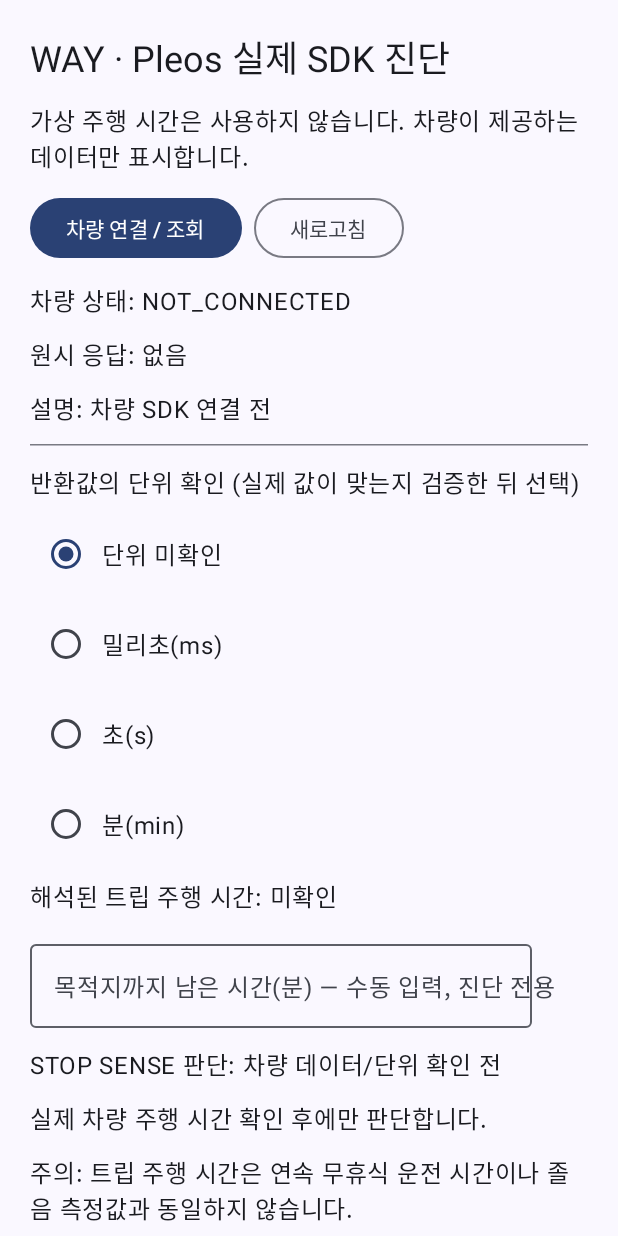
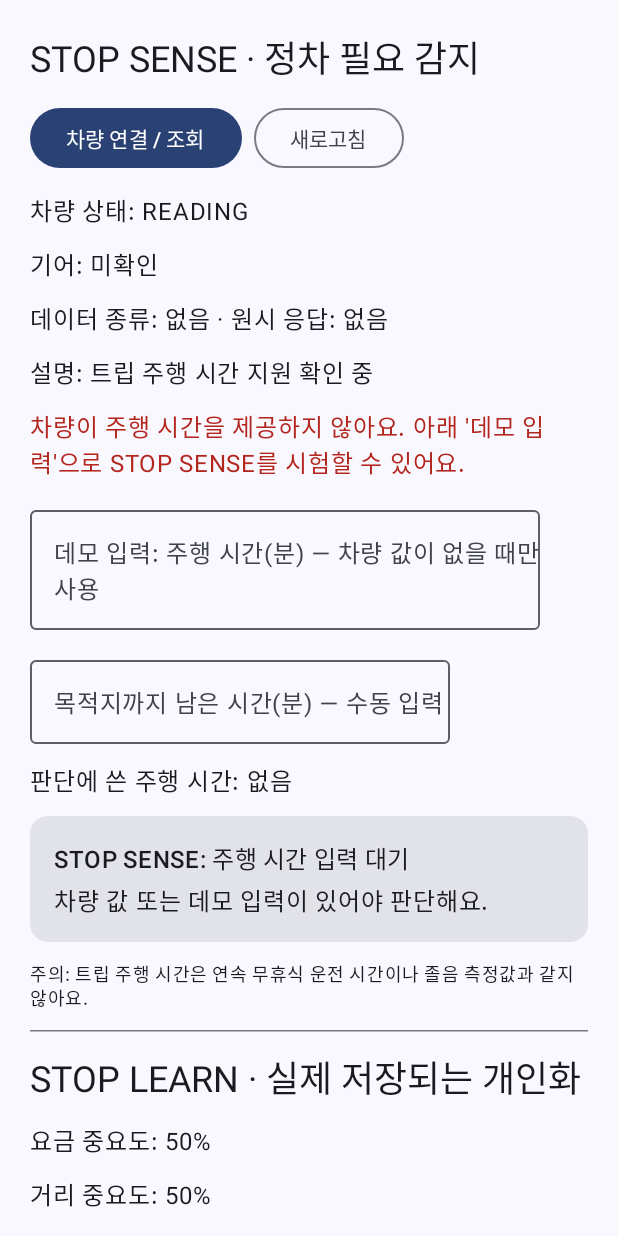
Before and after one commit to Yeonwoo-bear/Hyundai-Car-, an Android app built with Jetpack Compose: the composable WayPleosVehicleDiagnosticScreen shown on its own in the app's theme, on a phone screen of 412 x 824 dp. Run offline under Robolectric (Android 15) with nearby library versions, the phone set to English and light mode, and no system bars; libraries missing offline, so code that uses them is left out: ai.pleos.playground; 7 statements that could not run were skipped.

Commit message:
Fix STOP SENSE on vehicles without trip driving time
The Pleos emulator rejects TRIP_CURRENT_DRIVING_TIME with
ERROR_NOT_SUPPORTED_PROPERTY, so STOP SENSE always ended in ERROR.

- PleosVehicleReader: fall back current -> cumulative -> since-refill
  trip time, and read the gear (live listener) so P counts as parked
- Diagnostic screen: auto-connect, labeled demo input when the vehicle
  provides no driving time, STOP LEARN balanced/reset buttons, fix
  70%/29% weight display rounding

Co-Authored-By: Claude Opus 5.5 <noreply@anthropic.com>

```diff
--- a/app/src/main/java/com/way/app/diagnostics/WayPleosVehicleDiagnosticScreen.kt
+++ b/app/src/main/java/com/way/app/diagnostics/WayPleosVehicleDiagnosticScreen.kt
@@ -13,74 +13,138 @@ import com.way.app.learn.StopLearnRepository
 import com.way.app.sense.*
 
 /**
- * Dedicated diagnostic screen. UI teammate can replace with real WAY screen.
- * It intentionally has no fake driving-time fallback and does not auto-pop up while driving.
+ * STOP SENSE / STOP LEARN 화면.
+ * 차량이 트립 주행 시간을 제공하면 그 값만 사용하고,
+ * 제공하지 않는 환경(예: Pleos 에뮬레이터)에서는 '데모 입력'임을 명시한 수동 값으로 판단한다.
+ * 운전 중 자동 팝업은 하지 않는다.
  */
 @Composable
-fun WayPleosVehicleDiagnosticScreen() {
+fun WayPleosVehicleDiagnosticScreen(modifier: Modifier = Modifier) {
     val context = LocalContext.current.applicationContext
     var telemetry by remember { mutableStateOf(PleosTripReading()) }
     val reader = remember(context) { PleosVehicleReader(context) { telemetry = it } }
     DisposableEffect(reader) {
+        reader.connectAndRead() // 화면 진입 시 자동 연결
         onDispose { reader.close() }
     }
     var unit by remember { mutableStateOf(TripTimeUnit.UNCONFIRMED) }
-    var eta by remember { mutableStateOf("") } // Optional manual diagnostic input, NOT vehicle ETA
+    var eta by remember { mutableStateOf("") }          // 목적지까지 남은 시간 (수동, Navi 연동 전)
+    var demoMinutes by remember { mutableStateOf("") }  // 차량 값이 없을 때만 쓰는 데모 입력
+    var ignoreGear by remember { mutableStateOf(false) }
     val repo = remember(context) { StopLearnRepository(context) }
     var preference by remember { mutableStateOf(repo.getPreference()) }
-    var latestNote by remember { mutableStateOf("차량 데이터를 조회한 뒤 단위를 확인해 주세요.") }
-    val minutes = if (telemetry.status == ReadingStatus.OK) {
+    var historyCount by remember { mutableIntStateOf(repo.getHistory(50).size) }
+    var latestNote by remember { mutableStateOf("가격/거리 중 무엇이 더 중요한지 눌러 주세요.") }
+
+    val vehicleMinutes = if (telemetry.status == ReadingStatus.OK) {
         unit.minutesOrNull(telemetry.numericValue)
     } else null
+    val vehicleHasTripTime = telemetry.status == ReadingStatus.OK
+    val manualMinutes = demoMinutes.toIntOrNull()?.takeIf { it >= 0 }
+    val usingDemo = vehicleMinutes == null && manualMinutes != null
+    val minutes = vehicleMinutes ?: manualMinutes
     val destinationMinutes = eta.toIntOrNull()?.takeIf { it >= 0 }
-    val decision = minutes?.let { StopSenseEngine().assess(
-        DrivingContext(drivingMinutes = it, minutesToDestination = destinationMinutes)
-    ).copy(isDemoDecision = false) }
+    val parked = if (ignoreGear) false else telemetry.gear?.isParked == true
+    val decision = minutes?.let {
+        StopSenseEngine().assess(
+            DrivingContext(
+                drivingMinutes = it,
+                minutesToDestination = destinationMinutes,
+                isVehicleMoving = !parked
+            )
+        ).copy(isDemoDecision = usingDemo)
+    }
 
     Column(
-        Modifier.fillMaxSize().verticalScroll(rememberScrollState()).padding(20.dp),
+        modifier.fillMaxSize().verticalScroll(rememberScrollState()).padding(20.dp),
         verticalArrangement = Arrangement.spacedBy(12.dp)
     ) {
-        Text("WAY · Pleos 실제 SDK 진단", style = MaterialTheme.typography.headlineSmall)
-        Text("가상 주행 시간은 사용하지 않습니다. 차량이 제공하는 데이터만 표시합니다.")
+        Text("STOP SENSE · 정차 필요 감지", style = MaterialTheme.typography.headlineSmall)
         Row(horizontalArrangement = Arrangement.spacedBy(8.dp)) {
             Button(onClick = { reader.connectAndRead() }) { Text("차량 연결 / 조회") }
             OutlinedButton(onClick = { reader.refresh() }) { Text("새로고침") }
         }
         Text("차량 상태: ${telemetry.status}")
-        Text("원시 응답: ${telemetry.rawValue ?: "없음"}")
+        Text("기어: ${telemetry.gear?.caption ?: "미확인"}")
+        Text("데이터 종류: ${telemetry.source?.caption ?: "없음"} · 원시 응답: ${telemetry.rawValue ?: "없음"}")
         Text("설명: ${telemetry.detail}")
-        HorizontalDivider()
-        Text("반환값의 단위 확인 (실제 값이 맞는지 검증한 뒤 선택)")
-        TripTimeUnit.entries.forEach { choice ->
-            Row { RadioButton(selected = unit == choice, onClick = { unit = choice })
-                  Text(choice.caption, Modifier.padding(top = 12.dp)) }
+
+        if (vehicleHasTripTime) {
+            Text("반환값의 단위 확인 (실제 값이 맞는지 검증한 뒤 선택)")
+            TripTimeUnit.entries.forEach { choice ->
+                Row {
+                    RadioButton(selected = unit == choice, onClick = { unit = choice })
+                    Text(choice.caption, Modifier.padding(top = 12.dp))
+                }
+            }
+        } else {
+            Text(
+                "차량이 주행 시간을 제공하지 않아요. 아래 '데모 입력'으로 STOP SENSE를 시험할 수 있어요.",
+                color = MaterialTheme.colorScheme.error
+            )
         }
-        Text("해석된 트립 주행 시간: ${minutes?.let { "$it 분" } ?: "미확인"}")
+        OutlinedTextField(
+            value = demoMinutes,
+            onValueChange = { demoMinutes = it.filter(Char::isDigit).take(4) },
+            enabled = vehicleMinutes == null,
+            label = { Text("데모 입력: 주행 시간(분) — 차량 값이 없을 때만 사용") }
+        )
         OutlinedTextField(
             value = eta,
             onValueChange = { eta = it.filter(Char::isDigit).take(4) },
-            label = { Text("목적지까지 남은 시간(분) — 수동 입력, 진단 전용") }
+            label = { Text("목적지까지 남은 시간(분) — 수동 입력") }
         )
-        Text("STOP SENSE 판단: ${decision?.result ?: "차량 데이터/단위 확인 전"}")
-        Text(decision?.message ?: "실제 차량 주행 시간 확인 후에만 판단합니다.")
-        Text("주의: 트립 주행 시간은 연속 무휴식 운전 시간이나 졸음 측정값과 동일하지 않습니다.")
+        if (telemetry.gear?.isParked == true) {
+            Row {
+                Checkbox(checked = ignoreGear, onCheckedChange = { ignoreGear = it })
+                Text("데모: P 기어여도 주행 중으로 간주", Modifier.padding(top = 12.dp))
+            }
+        }
+
+        Text("판단에 쓴 주행 시간: ${minutes?.let { "$it 분" + if (usingDemo) " (데모 입력)" else " (차량)" } ?: "없음"}")
+        Card(Modifier.fillMaxWidth()) {
+            Column(Modifier.padding(16.dp), verticalArrangement = Arrangement.spacedBy(4.dp)) {
+                Text(
+                    "STOP SENSE: ${decision?.title ?: "주행 시간 입력 대기"}" +
+                        if (decision?.isDemoDecision == true) " · 데모" else "",
+                    style = MaterialTheme.typography.titleMedium
+                )
+                Text(decision?.message ?: "차량 값 또는 데모 입력이 있어야 판단해요.")
+            }
+        }
+        Text(
+            "주의: 트립 주행 시간은 연속 무휴식 운전 시간이나 졸음 측정값과 같지 않아요.",
+            style = MaterialTheme.typography.bodySmall
+        )
+
         HorizontalDivider()
-        Text("STOP LEARN · 실제 저장되는 개인화")
-        Text("요금 중요도: ${(preference.priceWeight * 100).toInt()}%")
-        Text("거리 중요도: ${(preference.distanceWeight * 100).toInt()}%")
+        Text("STOP LEARN · 실제 저장되는 개인화", style = MaterialTheme.typography.headlineSmall)
+        Text("요금 중요도: ${Math.round(preference.priceWeight * 100)}%")
+        Text("거리 중요도: ${Math.round(preference.distanceWeight * 100)}%")
         Row(horizontalArrangement = Arrangement.spacedBy(8.dp)) {
             Button(onClick = {
                 preference = repo.submitFeedback(PreferenceFeedback.CHEAPER)
+                historyCount = repo.getHistory(50).size
                 latestNote = "저렴한 곳 선호 저장"
             }) { Text("가격 우선") }
             Button(onClick = {
                 preference = repo.submitFeedback(PreferenceFeedback.CLOSER)
+                historyCount = repo.getHistory(50).size
                 latestNote = "가까운 곳 선호 저장"
             }) { Text("거리 우선") }
+            OutlinedButton(onClick = {
+                preference = repo.submitFeedback(PreferenceFeedback.BALANCED)
+                historyCount = repo.getHistory(50).size
+                latestNote = "균형 선호 저장"
+            }) { Text("균형") }
+            TextButton(onClick = {
+                repo.clearAll()
+                preference = repo.getPreference()
+                historyCount = 0
+                latestNote = "초기화됨"
+            }) { Text("초기화") }
         }
         Text(latestNote)
-        Text("피드백 기록: ${repo.getHistory(50).size}건 (최근 최대 50건 표시)")
-        Text("주차 후보 추천과 실제 내비게이션 연결은 STOP FIT / UI 담당과 통합해야 합니다.")
+        Text("피드백 기록: ${historyCount}건 (최근 최대 50건 표시)")
     }
 }
--- a/app/src/main/java/com/way/app/sense/PleosVehicleReader.kt
+++ b/app/src/main/java/com/way/app/sense/PleosVehicleReader.kt
@@ -4,27 +4,62 @@ import android.content.Context
 import android.os.Handler
 import android.os.Looper
 import ai.pleos.playground.vehicle.Vehicle
+import ai.pleos.playground.vehicle.api.Odometer
 import ai.pleos.playground.vehicle.api.model.capability.AccessType
+import ai.pleos.playground.vehicle.api.model.capability.CapabilityConfig
+import ai.pleos.playground.vehicle.constant.control.VehicleGear
+import ai.pleos.playground.vehicle.listener.GearSelectionListener
 
 /**
  * Real Pleos Vehicle SDK v2.3.2 integration.
- * No fake vehicle values are used. `getTripCurrentDrivingTime` is a *trip* measurement:
+ * No fake vehicle values are used. Trip driving time is a *trip* measurement:
  * it must NOT be presented as medically measured fatigue or necessarily uninterrupted driving.
  *
- * The Pleos documentation publicly names the API but does not specify its numeric time unit
- * on the method page. The result is preserved raw; the caller must explicitly confirm the
- * unit before converting it to minutes. Unknown/unsupported values do not trigger alerts.
+ * The Pleos documentation does not specify the numeric time unit on the method page.
+ * The result is preserved raw; the caller must explicitly confirm the unit before
+ * converting it to minutes. Unknown/unsupported values do not trigger alerts.
  */
 data class PleosTripReading(
     val status: ReadingStatus = ReadingStatus.NOT_CONNECTED,
     val rawValue: String? = null,
     val numericValue: Double? = null,
     val readAtMillis: Long? = null,
-    val detail: String = "차량 SDK 연결 전"
+    val detail: String = "차량 SDK 연결 전",
+    /** 실제로 값을 읽어 온 트립 시간 종류 (지원되는 첫 번째 항목). */
+    val source: TripTimeSource? = null,
+    /** 현재 기어. 읽지 못했으면 null. */
+    val gear: GearState? = null
 )
 
 enum class ReadingStatus {
     NOT_CONNECTED, CONNECTING, READING, OK, UNAVAILABLE, ERROR
+}
+
+enum class TripTimeSource(val caption: String) {
+    CURRENT("현재 트립 주행 시간"),
+    CUMULATIVE("누적 트립 주행 시간"),
+    SINCE_REFILL("주유/충전 후 주행 시간")
+}
+
+enum class GearState(val caption: String) {
+    PARK("P (주차)"), REVERSE("R (후진)"), NEUTRAL("N (중립)"), DRIVE("D (주행)"), UNKNOWN("알 수 없음");
+
+    /** P 일 때만 '정차'로 본다. 알 수 없으면 null (판단에 사용하지 않음). */
+    val isParked: Boolean? get() = when (this) {
+        PARK -> true
+        UNKNOWN -> null
+        else -> false
+    }
+
+    companion object {
+        fun from(gear: VehicleGear?): GearState = when (gear) {
+            VehicleGear.GEAR_PARK -> PARK
+            VehicleGear.GEAR_REVERSE -> REVERSE
+            VehicleGear.GEAR_NEUTRAL -> NEUTRAL
+            null, VehicleGear.GEAR_UNKNOWN -> UNKNOWN
+            else -> DRIVE // GEAR_DRIVE, GEAR_1..9
+        }
+    }
 }
 
 /** SDK / service may change its unit across supported vehicles. Never guess. */
@@ -52,6 +87,10 @@ enum class TripTimeUnit(val caption: String) {
  * Owns exactly one Vehicle session. Public methods must be called from the Android main thread.
  * Pleos IPC callbacks may arrive on background threads and are dispatched to the UI main thread.
  * Only one outstanding read is allowed. Closing waits for the callback before release().
+ *
+ * 차량/에뮬레이터마다 지원하는 트립 시간 속성이 다르므로
+ * CURRENT → CUMULATIVE → SINCE_REFILL 순서로 지원 여부를 확인하고 처음 지원되는 값을 쓴다.
+ * (Pleos 에뮬레이터는 TRIP_CURRENT_DRIVING_TIME 을 ERROR_NOT_SUPPORTED_PROPERTY 로 거부한다.)
  */
 class PleosVehicleReader(
     context: Context,
@@ -62,7 +101,36 @@ class PleosVehicleReader(
     private var initialized = false
     private var closed = false
     private var pending = false
+    private var gearListenerRegistered = false
     private var reading = PleosTripReading()
+
+    private val gearListener = object : GearSelectionListener {
+        override fun onSelected(gear: VehicleGear?) {
+            main.post { if (!closed) emit(reading.copy(gear = GearState.from(gear))) }
+        }
+
+        override fun onFailed(e: Exception) {
+            main.post { if (!closed) emit(reading.copy(gear = GearState.UNKNOWN)) }
+        }
+    }
+
+    private class TripApi(
+        val source: TripTimeSource,
+        val check: (Odometer, (CapabilityConfig) -> Unit, (Exception) -> Unit) -> Unit,
+        val get: (Odometer, (Int?) -> Unit, (Exception) -> Unit) -> Unit
+    )
+
+    private val tripApis = listOf(
+        TripApi(TripTimeSource.CURRENT,
+            { o, ok, fail -> o.checkTripCurrentDrivingTimeCapabilities(ok, fail) },
+            { o, ok, fail -> o.getTripCurrentDrivingTime(ok, fail) }),
+        TripApi(TripTimeSource.CUMULATIVE,
+            { o, ok, fail -> o.checkTripCumulativeDrivingTimeCapabilities(ok, fail) },
+            { o, ok, fail -> o.getTripCumulativeDrivingTime(ok, fail) }),
+        TripApi(TripTimeSource.SINCE_REFILL,
+            { o, ok, fail -> o.checkTripSinceRefillDrivingTimeCapabilities(ok, fail) },
+            { o, ok, fail -> o.getTripSinceRefillDrivingTime(ok, fail) })
+    )
 
     fun connectAndRead() {
         if (closed || pending) return
@@ -76,6 +144,8 @@ class PleosVehicleReader(
                 return
             }
         }
+        registerGearListener()
+        readGear()
         readTripTime()
     }
 
@@ -83,72 +153,98 @@ class PleosVehicleReader(
         if (!closed && !pending) connectAndRead()
     }
 
+    private fun registerGearListener() {
+        if (gearListenerRegistered) return
+        try {
+            vehicle.getGear().registerGearSelection(gearListener)
+            gearListenerRegistered = true
+        } catch (_: Exception) { /* gear is optional */ }
+    }
+
+    private fun readGear() {
+        try {
+            vehicle.getGear().getCurrentGearSelectionState(
+                { gear -> main.post { if (!closed) emit(reading.copy(gear = GearState.from(gear))) } },
+                { _ -> main.post { if (!closed) emit(reading.copy(gear = GearState.UNKNOWN)) } }
+            )
+        } catch (_: Exception) {
+            emit(reading.copy(gear = GearState.UNKNOWN))
+        }
+    }
+
     private fun readTripTime() {
         pending = true
-        emit(PleosTripReading(status = ReadingStatus.READING, detail = "트립 주행 시간 지원 확인 중"))
+        emit(reading.copy(status = ReadingStatus.READING, detail = "트립 주행 시간 지원 확인 중"))
+        val odometer = try {
+            vehicle.getOdometer()
+        } catch (e: Exception) {
+            emitError("SDK API 호출 실패", e)
+            finishRequest()
+            return
+        }
+        tryTripApi(odometer, 0, mutableListOf())
+    }
+
+    /** index 번째 API를 시도하고, 지원되지 않으면 다음 API로 넘어간다. */
+    private fun tryTripApi(odometer: Odometer, index: Int, failures: MutableList<String>) {
+        if (closed) { finishRequest(); return }
+        if (index >= tripApis.size) {
+            emit(reading.copy(
+                status = ReadingStatus.UNAVAILABLE,
+                rawValue = null, numericValue = null, source = null,
+                detail = "이 차량/에뮬레이터는 트립 주행 시간을 제공하지 않음 (${failures.joinToString()})"
+            ))
+            finishRequest()
+            return
+        }
+        val api = tripApis[index]
+        val next = { reason: String ->
+            main.post {
+                failures += "${api.source.name}: $reason"
+                tryTripApi(odometer, index + 1, failures)
+            }
+        }
         try {
-            val odometer = vehicle.getOdometer()
-            odometer.checkTripCurrentDrivingTimeCapabilities(
-                onComplete = { config ->
-                    main.post {
-                        if (closed) {
-                            finishRequest()
-                        } else if (config.accessType == AccessType.READ ||
-                                   config.accessType == AccessType.READ_WRITE) {
+            api.check(odometer, { config ->
+                if (config.accessType == AccessType.READ || config.accessType == AccessType.READ_WRITE) {
+                    main.post { readValue(odometer, api, index, failures) }
+                } else {
+                    next("읽기 미지원")
+                }
+            }, { e -> next(e.message ?: e.javaClass.simpleName) })
+        } catch (e: Exception) {
+            next(e.message ?: e.javaClass.simpleName)
+        }
+    }
+
+    private fun readValue(odometer: Odometer, api: TripApi, index: Int, failures: MutableList<String>) {
+        if (closed) { finishRequest(); return }
         try {
-                                odometer.getTripCurrentDrivingTime(
-                                    onComplete = { value ->
+            api.get(odometer, { value ->
                 main.post {
                     if (!closed) {
-                                                // The SDK may expose an Int, Long, Float, Double,
-                                                // or a non-numeric model. Preserve unknown raw values.
-                                                val numeric = (value as? Number)?.toDouble()
-                                                val detail = if (numeric != null) {
-                                                    "차량 Vehicle Service에서 조회됨 (단위 확인 필요)"
-                                                } else {
-                                                    "값은 수신했으나 숫자로 해석할 수 없음"
-                                                }
-                                                emit(PleosTripReading(
+                        val numeric = value?.toDouble()
+                        emit(reading.copy(
                             status = if (numeric != null) ReadingStatus.OK else ReadingStatus.UNAVAILABLE,
                             rawValue = value?.toString(),
                             numericValue = numeric,
                             readAtMillis = System.currentTimeMillis(),
-                                                    detail = detail
+                            source = api.source,
+                            detail = if (numeric != null) "${api.source.caption} 조회됨 (단위 확인 필요)"
+                                     else "값이 비어 있음"
                         ))
                     }
                     finishRequest()
                 }
-                                    },
-                                    onFailed = { e ->
+            }, { e ->
                 main.post {
-                                            if (!closed) emitError("주행 시간 조회 실패", e)
-                                            finishRequest()
+                    failures += "${api.source.name}: ${e.message ?: e.javaClass.simpleName}"
+                    tryTripApi(odometer, index + 1, failures)
                 }
-                                    }
-                                )
+            })
         } catch (e: Exception) {
-                                emitError("조회 요청 실패", e)
-                                finishRequest()
-                            }
-                        } else {
-                            emit(PleosTripReading(
-                                status = ReadingStatus.UNAVAILABLE,
-                                detail = "현재 에뮬레이터/차량이 트립 주행 시간 읽기를 지원하지 않음"
-                            ))
-                            finishRequest()
-                        }
-                    }
-                },
-                onFailed = { e ->
-                    main.post {
-                        if (!closed) emitError("지원 여부 확인 실패", e)
-                        finishRequest()
-                    }
-                }
-            )
-        } catch (e: Exception) {
-            emitError("SDK API 호출 실패", e)
-            finishRequest()
+            failures += "${api.source.name}: ${e.message ?: e.javaClass.simpleName}"
+            tryTripApi(odometer, index + 1, failures)
         }
     }
 
@@ -158,7 +254,7 @@ class PleosVehicleReader(
     }
 
     private fun emitError(label: String, e: Exception) {
-        emit(PleosTripReading(
+        emit(reading.copy(
             status = ReadingStatus.ERROR,
             detail = "$label: ${e.javaClass.simpleName} / ${e.message ?: "상세 메시지 없음"}"
         ))
@@ -178,6 +274,10 @@ class PleosVehicleReader(
     }
 
     private fun releaseNow() {
+        if (gearListenerRegistered) {
+            try { vehicle.getGear().unregisterGearSelection(gearListener) } catch (_: Exception) { }
+            gearListenerRegistered = false
+        }
         try { vehicle.release() } catch (_: Exception) { /* service may already be gone */ }
         initialized = false
     }
```
Lines whose indentation alone changed are shown as unchanged.
